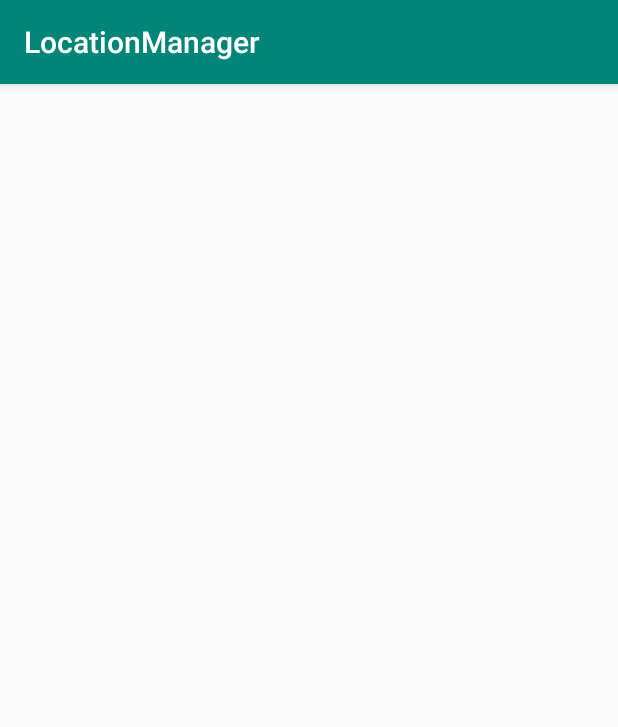
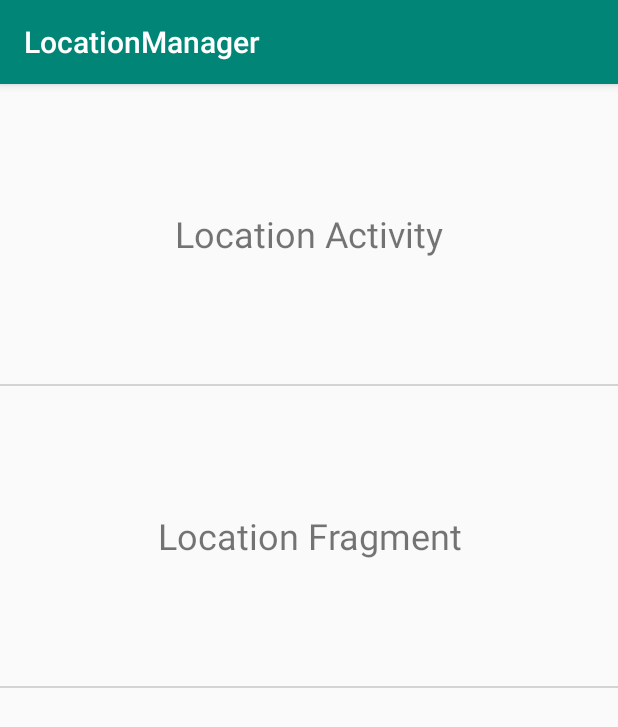
Before and after one commit to nawinkhatiwada/LocationManager, an Android app: the screen it shows after launch (MainActivity), on a phone screen of 412 x 824 dp. Shown: the top 727 px of the screen. Run offline under Robolectric (Android 15) with nearby library versions, the phone set to English and light mode, and no system bars; our stand-ins replace data binding.

Commit message:
sample location activity and fragment added

```diff
--- a/app/src/main/AndroidManifest.xml
+++ b/app/src/main/AndroidManifest.xml
@@ -19,6 +19,8 @@
                 <category android:name="android.intent.category.LAUNCHER" />
             </intent-filter>
         </activity>
+        <activity android:name=".fragment.FragmentContainerActivity" />
+        <activity android:name=".activity.LocationActivity" />
     </application>
 
 </manifest>
--- a/app/src/main/java/com/androidbolts/locationmanager/BaseActivity.kt
+++ /dev/null
@@ -1,41 +0,0 @@
-package com.androidbolts.locationmanager
-
-import androidx.appcompat.app.AppCompatActivity
-import com.androidbolts.library.LocationListener
-import com.androidbolts.library.LocationManager
-import com.androidbolts.library.utils.LocationConstants
-
-abstract class BaseActivity: AppCompatActivity(){
-
-
-//    , LocationListener {
-//     private var locationManager: LocationManager ?= null
-//
-//    fun initLocationManager():LocationManager?{
-//        locationManager = LocationManager.Builder(this)
-//            .showLoading(true)
-//            .setListener(this)
-//            .setRequestTimeOut(LocationConstants.TIME_OUT_LONG)
-//            .build()
-//        return locationManager
-//    }
-//
-//    override fun onRequestPermissionsResult(
-//        requestCode: Int,
-//        permissions: Array<out String>,
-//        grantResults: IntArray
-//    ) {
-//        super.onRequestPermissionsResult(requestCode, permissions, grantResults)
-//        if(requestCode == LocationConstants.LOCATION_PERMISSIONS_REQUEST_CODE) {
-//            locationManager?.onRequestPermissionsResult(requestCode, permissions, grantResults)
-//        }
-//    }
-//
-//    override fun onPermissionGranted(alreadyHadPermission: Boolean) {
-//        //override if needed
-//    }
-//
-//    override fun onPermissionDenied() {
-//        //override if needed
-//    }
-}
--- a/app/src/main/java/com/androidbolts/locationmanager/MainActivity.kt
+++ b/app/src/main/java/com/androidbolts/locationmanager/MainActivity.kt
@@ -1,35 +1,23 @@
 package com.androidbolts.locationmanager
 
-import android.location.Location
 import android.os.Bundle
-import android.util.Log
-import android.widget.TextView
-import com.androidbolts.library.LocationManager
+import androidx.appcompat.app.AppCompatActivity
+import androidx.databinding.DataBindingUtil
+import com.androidbolts.locationmanager.activity.LocationActivity
+import com.androidbolts.locationmanager.databinding.ActivityMainBinding
+import com.androidbolts.locationmanager.fragment.FragmentContainerActivity
 
-class MainActivity : BaseActivity() {
-    private var location:Location ?= null
-    private var locationManager: LocationManager ?= null
-    private val tvLocation by lazy { findViewById<TextView>(R.id.tv_current_location) }
+class MainActivity : AppCompatActivity() {
+    private lateinit var binding: ActivityMainBinding
     override fun onCreate(savedInstanceState: Bundle?) {
         super.onCreate(savedInstanceState)
-        setContentView(R.layout.activity_main)
-//        getLocation()
-        supportFragmentManager.beginTransaction().replace(R.id.container, MainFragment.getInstance()).commit()
+        binding = DataBindingUtil.setContentView(this, R.layout.activity_main)
+        binding.tvActivity.setOnClickListener {
+            startActivity(LocationActivity.getIntent(this))
+        }
+
+        binding.tvFragment.setOnClickListener {
+            startActivity(FragmentContainerActivity.getIntent(this))
+        }
     }
-//    private fun getLocation(){
-//        locationManager = initLocationManager()
-//        locationManager?.let {
-//            lifecycle.addObserver(it)
-//        }
-//        locationManager?.getLocation()
-//        //TODO solve null
-//        val a = locationManager?.getLastUpdatedLocation()
-//        Log.d("LocationModel", a.toString())
-//    }
-
-//    override fun onLocationChanged(location: Location?) {
-//        this.location = location
-//        Log.d("Location fetched:", "${this.location?.latitude}, ${this.location?.longitude}")
-//        tvLocation.text = "Latitude: ${this.location?.latitude}\nLongitude: ${this.location?.longitude}"
-//    }
 }
--- a/app/src/main/java/com/androidbolts/locationmanager/BaseFragment.kt
+++ b/app/src/main/java/com/androidbolts/locationmanager/base/BaseFragment.kt
@@ -1,4 +1,4 @@
-package com.androidbolts.locationmanager
+package com.androidbolts.locationmanager.base
 
 import android.location.Location
 import androidx.fragment.app.Fragment
--- a/app/src/main/java/com/androidbolts/locationmanager/MainFragment.kt
+++ b/app/src/main/java/com/androidbolts/locationmanager/fragment/LocationFragment.kt
@@ -1,4 +1,4 @@
-package com.androidbolts.locationmanager
+package com.androidbolts.locationmanager.fragment
 
 import android.location.Location
 import android.os.Bundle
@@ -8,15 +8,17 @@ import android.view.View
 import android.view.ViewGroup
 import android.widget.TextView
 import com.androidbolts.library.LocationManager
+import com.androidbolts.locationmanager.R
+import com.androidbolts.locationmanager.base.BaseFragment
 
-class MainFragment private constructor() : BaseFragment() {
+class LocationFragment private constructor() : BaseFragment() {
 
     private var location: Location? = null
     private var locationManager: LocationManager? = null
     private val tvLocation by lazy { activity?.findViewById<TextView>(R.id.tv_current_location) }
 
     companion object {
-        fun getInstance() = MainFragment()
+        fun getInstance() = LocationFragment()
     }
 
     override fun onCreateView(
@@ -24,7 +26,7 @@ class MainFragment private constructor() : BaseFragment() {
         container: ViewGroup?,
         savedInstanceState: Bundle?
     ): View? {
-        return inflater.inflate(R.layout.fragment_main, container, false)
+        return inflater.inflate(R.layout.fragment_location, container, false)
     }
 
     override fun onActivityCreated(savedInstanceState: Bundle?) {
--- a/app/src/main/res/layout/activity_main.xml
+++ b/app/src/main/res/layout/activity_main.xml
@@ -1,4 +1,6 @@
 <?xml version="1.0" encoding="utf-8"?>
+<layout>
+
     <androidx.constraintlayout.widget.ConstraintLayout xmlns:android="http://schemas.android.com/apk/res/android"
         xmlns:app="http://schemas.android.com/apk/res-auto"
         xmlns:tools="http://schemas.android.com/tools"
@@ -6,21 +8,49 @@
         android:layout_height="match_parent"
         tools:context=".MainActivity">
 
-<!--    <TextView-->
-<!--        android:id="@+id/tv_current_location"-->
-<!--        android:layout_width="wrap_content"-->
-<!--        android:layout_height="wrap_content"-->
-<!--        android:textStyle="bold"-->
-<!--        app:layout_constraintBottom_toBottomOf="parent"-->
-<!--        app:layout_constraintLeft_toLeftOf="parent"-->
-<!--        app:layout_constraintRight_toRightOf="parent"-->
-<!--        app:layout_constraintTop_toTopOf="parent"-->
-<!--        app:layout_constraintVertical_bias="0.13"-->
-<!--        tools:text="Hello World!" />-->
+        <TextView
+            android:id="@+id/tv_activity"
+            android:layout_width="0dp"
+            android:layout_height="200dp"
+            android:background="?attr/selectableItemBackgroundBorderless"
+            android:gravity="center"
+            android:text="@string/location_activity"
+            android:textSize="24sp"
+            app:layout_constraintLeft_toLeftOf="parent"
+            app:layout_constraintRight_toRightOf="parent"
+            app:layout_constraintTop_toTopOf="parent"
+            app:layout_constraintVertical_bias="0.13" />
 
-    <FrameLayout
-        android:id="@+id/container"
+        <TextView
+            android:id="@+id/tv_fragment"
+            android:layout_width="0dp"
+            android:layout_height="200dp"
+            android:background="?attr/selectableItemBackgroundBorderless"
+            android:gravity="center"
+            android:text="@string/location_fragment"
+            android:textSize="24sp"
+            app:layout_constraintLeft_toLeftOf="parent"
+            app:layout_constraintRight_toRightOf="parent"
+            app:layout_constraintTop_toBottomOf="@+id/horizontal_divider_center"
+            app:layout_constraintVertical_bias="0.13" />
+
+        <View
+            android:id="@+id/horizontal_divider_center"
             android:layout_width="match_parent"
-        android:layout_height="match_parent"/>
+            android:layout_height="1dp"
+            android:background="#D3D3D3"
+            app:layout_constraintEnd_toEndOf="parent"
+            app:layout_constraintStart_toStartOf="parent"
+            app:layout_constraintTop_toBottomOf="@+id/tv_activity" />
+
+        <View
+            android:id="@+id/horizontal_divider_bottom"
+            android:layout_width="match_parent"
+            android:layout_height="1dp"
+            android:background="#D3D3D3"
+            app:layout_constraintEnd_toEndOf="parent"
+            app:layout_constraintStart_toStartOf="parent"
+            app:layout_constraintTop_toBottomOf="@+id/tv_fragment" />
 
     </androidx.constraintlayout.widget.ConstraintLayout>
+</layout>
--- a/app/src/main/res/layout/fragment_main.xml
+++ b/app/src/main/res/layout/fragment_location.xml
@@ -1,6 +1,5 @@
 <?xml version="1.0" encoding="utf-8"?>
 <LinearLayout xmlns:android="http://schemas.android.com/apk/res/android"
-    xmlns:app="http://schemas.android.com/apk/res-auto"
     xmlns:tools="http://schemas.android.com/tools"
     android:orientation="vertical"
     android:layout_width="match_parent"
@@ -10,12 +9,8 @@
         android:id="@+id/tv_current_location"
         android:layout_width="wrap_content"
         android:layout_height="wrap_content"
+        android:padding="16dp"
         android:textStyle="bold"
-        app:layout_constraintBottom_toBottomOf="parent"
-        app:layout_constraintLeft_toLeftOf="parent"
-        app:layout_constraintRight_toRightOf="parent"
-        app:layout_constraintTop_toTopOf="parent"
-        app:layout_constraintVertical_bias="0.13"
         tools:text="Hello World!" />
 
 </LinearLayout>
--- a/app/src/main/res/values/strings.xml
+++ b/app/src/main/res/values/strings.xml
@@ -1,3 +1,5 @@
 <resources>
     <string name="app_name">LocationManager</string>
+    <string name="location_activity">Location Activity</string>
+    <string name="location_fragment">Location Fragment</string>
 </resources>
--- a/build.gradle
+++ b/build.gradle
@@ -1,14 +1,14 @@
 // Top-level build file where you can add configuration options common to all sub-projects/modules.
 
 buildscript {
-    ext.kotlin_version = '1.3.41'
+    ext.kotlin_version = '1.3.50'
     repositories {
         google()
         jcenter()
 
     }
     dependencies {
-        classpath 'com.android.tools.build:gradle:3.5.0'
+        classpath 'com.android.tools.build:gradle:3.5.2'
         classpath "org.jetbrains.kotlin:kotlin-gradle-plugin:$kotlin_version"
         // NOTE: Do not place your application dependencies here; they belong
         // in the individual module build.gradle files
--- a/library/build.gradle
+++ b/library/build.gradle
@@ -1,6 +1,7 @@
 apply plugin: 'com.android.library'
 apply plugin: 'kotlin-android'
 apply plugin: 'kotlin-android-extensions'
+
 android {
     compileSdkVersion 29
 
@@ -21,7 +22,6 @@ android {
             proguardFiles getDefaultProguardFile('proguard-android-optimize.txt'), 'proguard-rules.pro'
         }
     }
-
 }
 
 dependencies {
```
Also changed, not shown: app/build.gradle (+7 -0 lines), app/src/main/java/com/androidbolts/locationmanager/activity/LocationActivity.kt (added, +43 -0 lines), app/src/main/java/com/androidbolts/locationmanager/base/BaseActivity.kt (added, +43 -0 lines), app/src/main/java/com/androidbolts/locationmanager/fragment/FragmentContainerActivity.kt (added, +32 -0 lines), app/src/main/res/layout/activity_fragment_container.xml (added, +15 -0 lines), app/src/main/res/layout/activity_location.xml (added, +18 -0 lines). Lines whose indentation alone changed are shown as unchanged.
